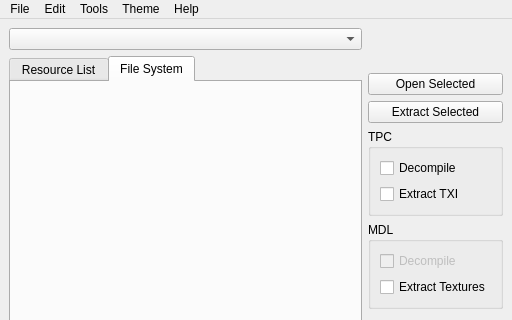
NickHugi/PyKotor, file Tools/HolocronToolset/src/ui/windows/main.ui: the form before one commit; both pictures show x 0 to 512 and y 0 to 320 of the 512 by 471 pixel window.
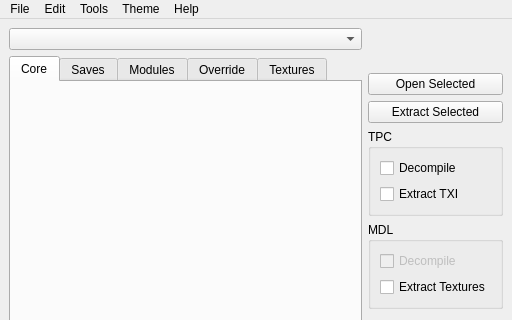
The form after the commit. The open tabs and pages were chosen to show the change. Icons and pictures are not drawn. Custom widgets are drawn as their Qt base class.

What changed in the file:
```diff
--- a/Tools/HolocronToolset/src/ui/windows/main.ui
+++ b/Tools/HolocronToolset/src/ui/windows/main.ui
@@ -27,17 +27,6 @@
               <widget class="QComboBox" name="gameCombo" />
             </item>
             <item>
-              <widget class="QTabWidget" name="outerTabWidget">
-                <property name="currentIndex">
-                  <number>0</number>
-                </property>
-                <!-- First Tab: Resource List -->
-                <widget class="QWidget" name="resourceListTab">
-                  <attribute name="title">
-                    <string>Resource List</string>
-                  </attribute>
-                  <layout class="QVBoxLayout" name="verticalLayoutResourceListTab">
-                    <item>
                       <widget class="QTabWidget" name="resourceTabs">
                         <property name="currentIndex">
                           <number>0</number>
@@ -161,22 +150,6 @@
                           </layout>
                         </widget>
                       </widget>
-                    </item>
-                  </layout>
-                </widget>
-
-                <!-- Second Tab: File System -->
-                <widget class="QWidget" name="fileSystemTab">
-                  <attribute name="title">
-                    <string>File System</string>
-                  </attribute>
-                  <layout class="QVBoxLayout" name="verticalLayoutFileSystemTab">
-                    <item>
-                      <widget class="ResourceFileSystemWidget" name="fileSystemWidget" />
-                    </item>
-                  </layout>
-                </widget>
-              </widget>
             </item>
           </layout>
         </item>
```
